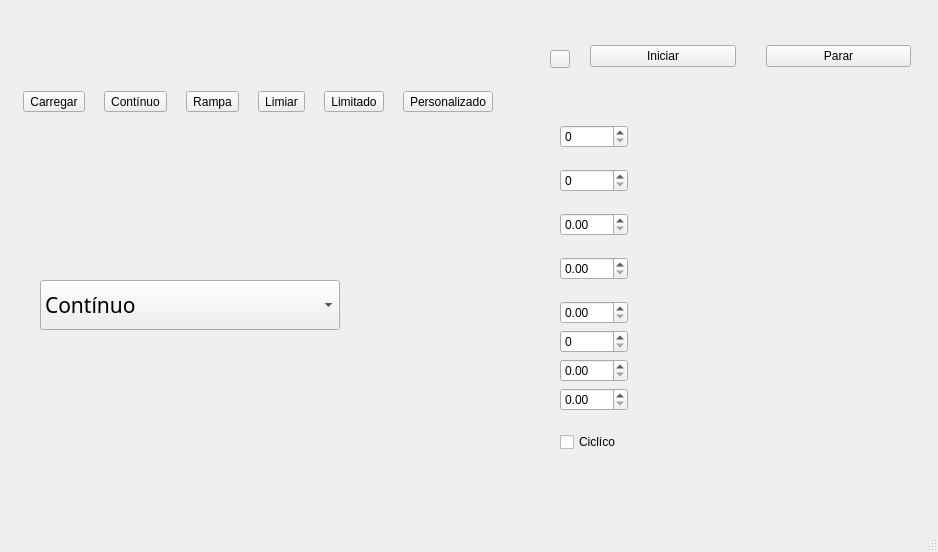
Above: mainwindow.ui from EmanuelleHelt/Interface_est before the change. Below: the same form after it.
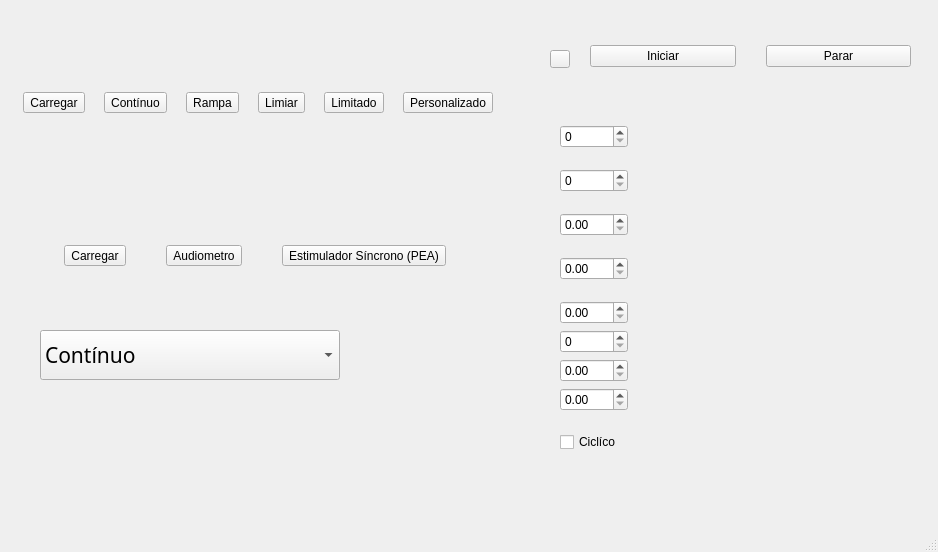
That is the form after the change. Icons and pictures are not drawn.

Diff of the .ui file:
```diff
--- a/mainwindow.ui
+++ b/mainwindow.ui
@@ -166,7 +166,7 @@
       <x>10</x>
       <y>30</y>
       <width>496</width>
-      <height>144</height>
+      <height>145</height>
      </rect>
     </property>
     <layout class="QVBoxLayout" name="verticalLayout_8">
@@ -336,7 +336,7 @@
     <property name="geometry">
      <rect>
       <x>40</x>
-      <y>280</y>
+      <y>330</y>
       <width>300</width>
       <height>50</height>
      </rect>
@@ -385,6 +385,96 @@
      </property>
     </item>
    </widget>
+   <widget class="QWidget" name="layoutWidget_2">
+    <property name="geometry">
+     <rect>
+      <x>30</x>
+      <y>190</y>
+      <width>450</width>
+      <height>131</height>
+     </rect>
+    </property>
+    <layout class="QHBoxLayout" name="Protocolo_audio">
+     <item>
+      <widget class="QToolButton" name="loadProtocolAuditivo">
+       <property name="minimumSize">
+        <size>
+         <width>0</width>
+         <height>0</height>
+        </size>
+       </property>
+       <property name="text">
+        <string>Carregar</string>
+       </property>
+       <property name="icon">
+        <iconset resource="resources.qrc">
+         <normaloff>:/images/loag.png</normaloff>:/images/loag.png</iconset>
+       </property>
+       <property name="iconSize">
+        <size>
+         <width>30</width>
+         <height>30</height>
+        </size>
+       </property>
+       <property name="toolButtonStyle">
+        <enum>Qt::ToolButtonStyle::ToolButtonTextUnderIcon</enum>
+       </property>
+      </widget>
+     </item>
+     <item>
+      <widget class="QToolButton" name="AudiometerProtocol">
+       <property name="text">
+        <string>Audiometro</string>
+       </property>
+       <property name="icon">
+        <iconset resource="resources.qrc">
+         <normaloff>:/images/limiar.png</normaloff>:/images/limiar.png</iconset>
+       </property>
+       <property name="iconSize">
+        <size>
+         <width>60</width>
+         <height>60</height>
+        </size>
+       </property>
+       <property name="checkable">
+        <bool>true</bool>
+       </property>
+       <property name="checked">
+        <bool>false</bool>
+       </property>
+       <property name="toolButtonStyle">
+        <enum>Qt::ToolButtonStyle::ToolButtonTextUnderIcon</enum>
+       </property>
+      </widget>
+     </item>
+     <item>
+      <widget class="QToolButton" name="PEAProtocol">
+       <property name="text">
+        <string>Estimulador Síncrono (PEA)</string>
+       </property>
+       <property name="icon">
+        <iconset resource="resources.qrc">
+         <normaloff>:/images/lim.png</normaloff>:/images/lim.png</iconset>
+       </property>
+       <property name="iconSize">
+        <size>
+         <width>60</width>
+         <height>60</height>
+        </size>
+       </property>
+       <property name="checkable">
+        <bool>true</bool>
+       </property>
+       <property name="checked">
+        <bool>false</bool>
+       </property>
+       <property name="toolButtonStyle">
+        <enum>Qt::ToolButtonStyle::ToolButtonTextUnderIcon</enum>
+       </property>
+      </widget>
+     </item>
+    </layout>
+   </widget>
   </widget>
   <widget class="QStatusBar" name="statusbar"/>
   <action name="actionRegistrar_paciente">
```
